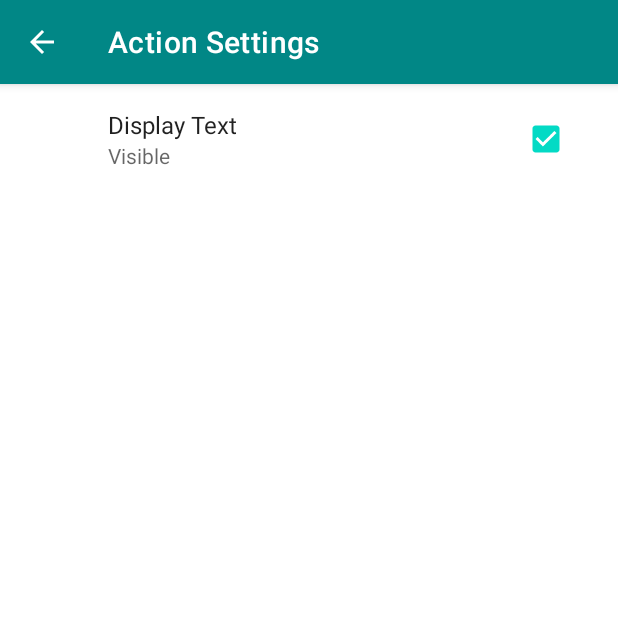
After one commit to MMMomeni/Advanced_NotePad, an Android app: the SettingsActivity screen opened directly, with no data from a screen before it, on a phone screen of 412 x 824 dp, the top half of it. The commit adds this screen. Run offline under Robolectric (Android 15) with nearby library versions, the phone set to English and light mode, and no system bars; our stand-ins replace androidx.preference.

Commit message:
Settings Activity added

```diff
--- a/Note_Pad/app/build.gradle
+++ b/Note_Pad/app/build.gradle
@@ -34,6 +34,7 @@ dependencies {
     implementation 'com.google.android.material:material:1.3.0'
     implementation 'androidx.constraintlayout:constraintlayout:2.0.4'
     implementation 'androidx.mediarouter:mediarouter:1.2.2'
+    implementation 'androidx.preference:preference:1.1.1'
     testImplementation 'junit:junit:4.13.2'
     androidTestImplementation 'androidx.test.ext:junit:1.1.2'
     androidTestImplementation 'androidx.test.espresso:espresso-core:3.3.0'
--- a/Note_Pad/app/src/main/java/com/mmomeni/notepad/EditActivity.java
+++ b/Note_Pad/app/src/main/java/com/mmomeni/notepad/EditActivity.java
@@ -76,6 +76,10 @@ public class EditActivity extends AppCompatActivity {
                 saveAndExit(); // This closes the current activity, returning us to the original activity
                 // Toast.makeText(this, "hahaha", Toast.LENGTH_SHORT).show();
                 return true;
+            case R.id.action_settings:
+                Intent intent = new Intent(EditActivity.this, SettingsActivity.class);
+                startActivity(intent);
+                return true;
             default:
                 return super.onOptionsItemSelected(item);
         }
--- /dev/null
+++ b/Note_Pad/app/src/main/java/com/mmomeni/notepad/SettingsActivity.java
@@ -0,0 +1,44 @@
+package com.mmomeni.notepad;
+
+import android.os.Bundle;
+import android.view.MenuItem;
+
+import androidx.appcompat.app.ActionBar;
+import androidx.appcompat.app.AppCompatActivity;
+import androidx.core.app.NavUtils;
+import androidx.preference.PreferenceFragmentCompat;
+
+public class SettingsActivity extends AppCompatActivity {
+
+    @Override
+    protected void onCreate(Bundle savedInstanceState) {
+        super.onCreate(savedInstanceState);
+        setContentView(R.layout.settings_activity);
+        if (savedInstanceState == null) {
+            getSupportFragmentManager()
+                    .beginTransaction()
+                    .replace(R.id.settings, new SettingsFragment())
+                    .commit();
+        }
+        ActionBar actionBar = this.getSupportActionBar();
+        if (actionBar != null) {
+            actionBar.setDisplayHomeAsUpEnabled(true);
+        }
+    }
+
+    @Override
+    public boolean onOptionsItemSelected(MenuItem item) {
+        int id = item.getItemId();
+        if (id == android.R.id.home) {
+            NavUtils.navigateUpFromSameTask(this);
+        }
+        return super.onOptionsItemSelected(item);
+    }
+
+    public static class SettingsFragment extends PreferenceFragmentCompat {
+        @Override
+        public void onCreatePreferences(Bundle savedInstanceState, String rootKey) {
+            setPreferencesFromResource(R.xml.root_preferences, rootKey);
+        }
+    }
+}
--- /dev/null
+++ b/Note_Pad/app/src/main/res/layout/settings_activity.xml
@@ -0,0 +1,9 @@
+<LinearLayout xmlns:android="http://schemas.android.com/apk/res/android"
+    android:layout_width="match_parent"
+    android:layout_height="match_parent">
+
+    <FrameLayout
+        android:id="@+id/settings"
+        android:layout_width="match_parent"
+        android:layout_height="match_parent" />
+</LinearLayout>
--- /dev/null
+++ b/Note_Pad/app/src/main/res/xml/root_preferences.xml
@@ -0,0 +1,9 @@
+<?xml version="1.0" encoding="utf-8"?>
+<PreferenceScreen xmlns:android="http://schemas.android.com/apk/res/android">
+    <CheckBoxPreference
+        android:defaultValue="true"
+        android:key="display_text"
+        android:summaryOff="Invisible"
+        android:summaryOn="Visible"
+        android:title="@string/display_text"/>
+</PreferenceScreen>
```
Also changed, not shown: Note_Pad/app/src/main/AndroidManifest.xml (+20 -3 lines), Note_Pad/app/src/main/res/menu/second_menu.xml (+7 -0 lines), Note_Pad/app/src/main/res/menu/settings_menu.xml (added, +12 -0 lines), Note_Pad/app/src/main/res/values/arrays.xml (added, +12 -0 lines), Note_Pad/app/src/main/res/values/strings.xml (+23 -0 lines), 1 other file.
